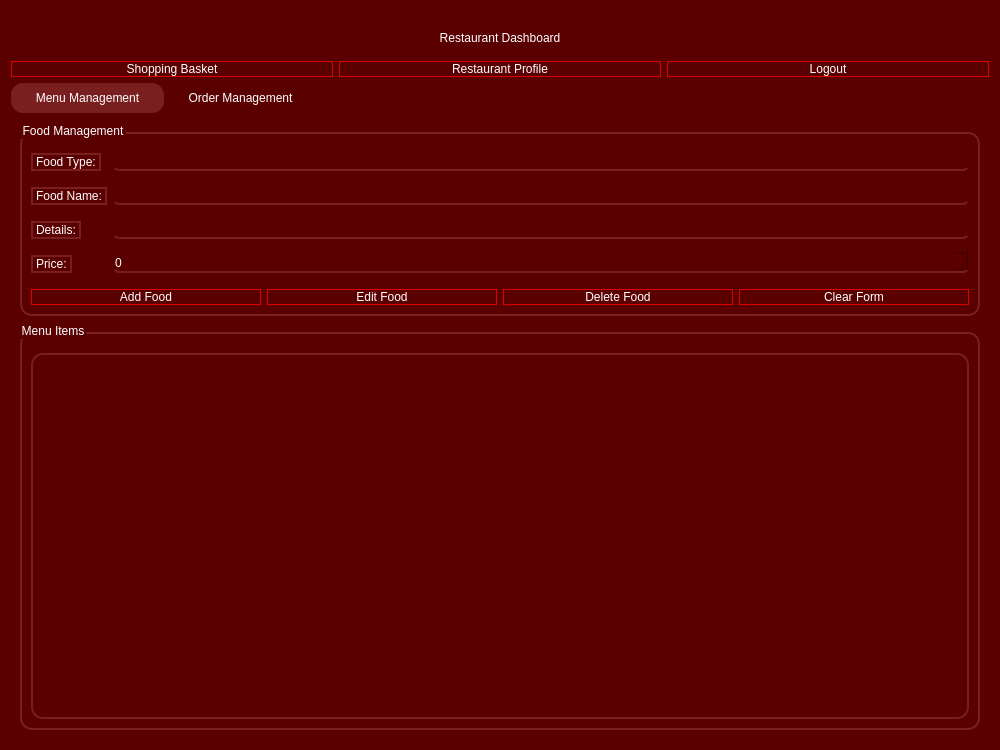
Qt form menu_restaurant.ui (ASHKAN3230/iut-food) before a commit.
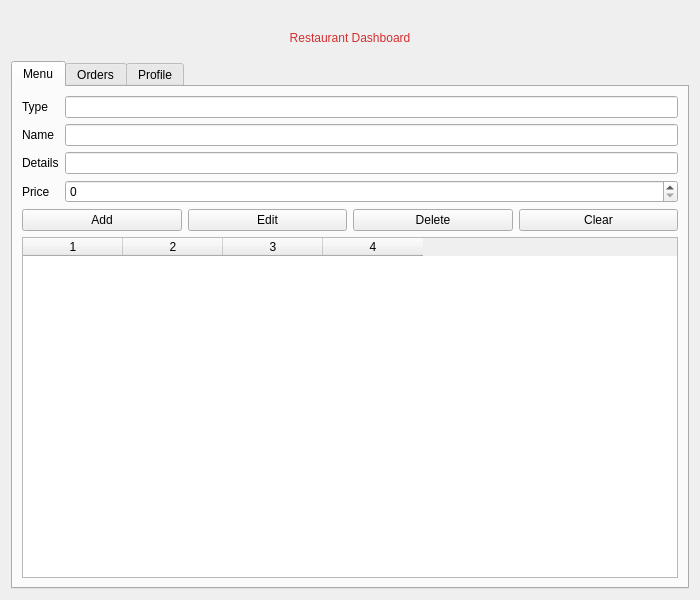
The same form after that commit.

Patch:
```diff
--- a/menu_restaurant.ui
+++ b/menu_restaurant.ui
@@ -6,21 +6,18 @@
    <rect>
     <x>0</x>
     <y>0</y>
-    <width>1000</width>
-    <height>750</height>
+    <width>700</width>
+    <height>600</height>
    </rect>
   </property>
   <property name="windowTitle">
    <string>Restaurant Dashboard</string>
   </property>
-  <property name="styleSheet">
-   <string notr="true">background-color: #5a0000;</string>
-  </property>
   <layout class="QVBoxLayout" name="mainLayout">
    <item>
     <widget class="QLabel" name="titleLabel">
      <property name="styleSheet">
-      <string notr="true">font: bold 24pt 'Segoe UI'; color: #fff; margin: 20px 0 10px 0;</string>
+      <string notr="true">font: bold 22pt 'Segoe UI'; color: #d32f2f; margin: 20px 0 10px 0;</string>
      </property>
      <property name="text">
       <string>Restaurant Dashboard</string>
@@ -31,206 +28,59 @@
     </widget>
    </item>
    <item>
-    <layout class="QHBoxLayout" name="navLayout">
-     <item>
-      <widget class="QPushButton" name="shopping_basket_button">
-       <property name="toolTip">
-        <string>View shopping basket</string>
-       </property>
-       <property name="styleSheet">
-        <string notr="true">background-color: rgba(0,0,0,0);
-border: none;
-color: rgb(255, 255, 255);
-font: 700 12pt 'Segoe UI';
-border-bottom: 1px solid rgba(255,0,0,200);
-border-top: 1px solid rgba(255,0,0,200);
-border-left: 1px solid rgba(255,0,0,200);
-border-right: 1px solid rgba(255,0,0,200);</string>
-       </property>
-       <property name="text">
-        <string>Shopping Basket</string>
-       </property>
-      </widget>
-     </item>
-     <item>
-      <widget class="QPushButton" name="profile_button">
-       <property name="toolTip">
-        <string>View or edit restaurant profile</string>
-       </property>
-       <property name="styleSheet">
-        <string notr="true">background-color: rgba(0,0,0,0);
-border: none;
-color: rgb(255, 255, 255);
-font: 700 12pt 'Segoe UI';
-border-bottom: 1px solid rgba(255,0,0,200);
-border-top: 1px solid rgba(255,0,0,200);
-border-left: 1px solid rgba(255,0,0,200);
-border-right: 1px solid rgba(255,0,0,200);</string>
-       </property>
-       <property name="text">
-        <string>Restaurant Profile</string>
-       </property>
-      </widget>
-     </item>
-     <item>
-      <widget class="QPushButton" name="logout_button">
-       <property name="toolTip">
-        <string>Logout from dashboard</string>
-       </property>
-       <property name="styleSheet">
-        <string notr="true">background-color: rgba(0,0,0,0);
-border: none;
-color: rgb(255, 255, 255);
-font: 700 12pt 'Segoe UI';
-border-bottom: 1px solid rgba(255,0,0,200);
-border-top: 1px solid rgba(255,0,0,200);
-border-left: 1px solid rgba(255,0,0,200);
-border-right: 1px solid rgba(255,0,0,200);</string>
-       </property>
-       <property name="text">
-        <string>Logout</string>
-       </property>
-      </widget>
-     </item>
-    </layout>
+    <layout class="QHBoxLayout" name="navLayout"/>
    </item>
    <item>
     <widget class="QTabWidget" name="tabWidget">
-     <property name="styleSheet">
-      <string notr="true">
-QTabWidget::pane {
-    background: transparent;
-    border: none;
-}
-QTabBar::tab {
-    background: rgba(90,0,0,120);
-    color: #fff;
-    border-radius: 12px 12px 0 0;
-    padding: 8px 24px;
-    font: 700 12pt 'Segoe UI';
-}
-QTabBar::tab:selected {
-    background: #7a1f1f;
-    color: #fff;
-}
-QWidget#menuTab, QWidget#ordersTab {
-    background-color: rgba(90,0,0,120);
-    border-radius: 12px;
-}
-</string>
-     </property>
      <property name="currentIndex">
       <number>0</number>
      </property>
      <widget class="QWidget" name="menuTab">
-      <property name="styleSheet">
-       <string notr="true">background-color: rgba(90,0,0,120);
-border-radius: 12px;</string>
-      </property>
       <attribute name="title">
-       <string>Menu Management</string>
+       <string>Menu</string>
       </attribute>
       <layout class="QVBoxLayout" name="menuTabLayout">
        <item>
-        <widget class="QGroupBox" name="foodManagementGroup">
-         <property name="styleSheet">
-          <string notr="true">background-color: rgba(90,0,0,120);
-border: 2px solid #7a1f1f;
-border-radius: 12px;
-color: #fff;
-font: 700 14pt 'Segoe UI';
-margin-top: 10px;</string>
-         </property>
-         <property name="title">
-          <string>Food Management</string>
-         </property>
          <layout class="QFormLayout" name="foodFormLayout">
           <item row="0" column="0">
            <widget class="QLabel" name="foodTypeLabel">
-            <property name="styleSheet">
-             <string notr="true">color: #fff; font: 700 11pt 'Segoe UI';</string>
-            </property>
             <property name="text">
-             <string>Food Type:</string>
+            <string>Type</string>
             </property>
            </widget>
           </item>
           <item row="0" column="1">
-           <widget class="QLineEdit" name="foodTypeEdit">
-            <property name="styleSheet">
-             <string notr="true">background-color: rgba(90,0,0,120);
-border: none;
-border-bottom: 2px solid #7a1f1f;
-color: #fff;
-font: 700 11pt 'Segoe UI';
-border-radius: 6px;</string>
-            </property>
-           </widget>
+          <widget class="QLineEdit" name="foodTypeEdit"/>
           </item>
           <item row="1" column="0">
            <widget class="QLabel" name="foodNameLabel">
-            <property name="styleSheet">
-             <string notr="true">color: #fff; font: 700 11pt 'Segoe UI';</string>
-            </property>
             <property name="text">
-             <string>Food Name:</string>
+            <string>Name</string>
             </property>
            </widget>
           </item>
           <item row="1" column="1">
-           <widget class="QLineEdit" name="foodNameEdit">
-            <property name="styleSheet">
-             <string notr="true">background-color: rgba(90,0,0,120);
-border: none;
-border-bottom: 2px solid #7a1f1f;
-color: #fff;
-font: 700 11pt 'Segoe UI';
-border-radius: 6px;</string>
-            </property>
-           </widget>
+          <widget class="QLineEdit" name="foodNameEdit"/>
           </item>
           <item row="2" column="0">
            <widget class="QLabel" name="foodDetailsLabel">
-            <property name="styleSheet">
-             <string notr="true">color: #fff; font: 700 11pt 'Segoe UI';</string>
-            </property>
             <property name="text">
-             <string>Details:</string>
+            <string>Details</string>
             </property>
            </widget>
           </item>
           <item row="2" column="1">
-           <widget class="QLineEdit" name="foodDetailsEdit">
-            <property name="styleSheet">
-             <string notr="true">background-color: rgba(90,0,0,120);
-border: none;
-border-bottom: 2px solid #7a1f1f;
-color: #fff;
-font: 700 11pt 'Segoe UI';
-border-radius: 6px;</string>
-            </property>
-           </widget>
+          <widget class="QLineEdit" name="foodDetailsEdit"/>
           </item>
           <item row="3" column="0">
            <widget class="QLabel" name="priceLabel">
-            <property name="styleSheet">
-             <string notr="true">color: #fff; font: 700 11pt 'Segoe UI';</string>
-            </property>
             <property name="text">
-             <string>Price:</string>
+            <string>Price</string>
             </property>
            </widget>
           </item>
           <item row="3" column="1">
            <widget class="QSpinBox" name="priceSpinBox">
-            <property name="styleSheet">
-             <string notr="true">background-color: rgba(90,0,0,120);
-border: none;
-border-bottom: 2px solid #7a1f1f;
-color: #fff;
-font: 700 11pt 'Segoe UI';
-border-radius: 6px;</string>
-            </property>
             <property name="minimum">
              <number>0</number>
             </property>
@@ -243,236 +93,100 @@
            <layout class="QHBoxLayout" name="foodButtonLayout">
             <item>
              <widget class="QPushButton" name="addFoodButton">
-              <property name="toolTip">
-               <string>Add a new food item</string>
-              </property>
-              <property name="styleSheet">
-               <string notr="true">background-color: rgba(0,0,0,0);
-border: none;
-color: rgb(255, 255, 255);
-font: 700 12pt 'Segoe UI';
-border-bottom: 1px solid rgba(255,0,0,200);
-border-top: 1px solid rgba(255,0,0,200);
-border-left: 1px solid rgba(255,0,0,200);
-border-right: 1px solid rgba(255,0,0,200);</string>
-              </property>
               <property name="text">
-               <string>Add Food</string>
+              <string>Add</string>
               </property>
              </widget>
             </item>
             <item>
              <widget class="QPushButton" name="editFoodButton">
-              <property name="toolTip">
-               <string>Edit selected food item</string>
-              </property>
-              <property name="styleSheet">
-               <string notr="true">background-color: rgba(0,0,0,0);
-border: none;
-color: rgb(255, 255, 255);
-font: 700 12pt 'Segoe UI';
-border-bottom: 1px solid rgba(255,0,0,200);
-border-top: 1px solid rgba(255,0,0,200);
-border-left: 1px solid rgba(255,0,0,200);
-border-right: 1px solid rgba(255,0,0,200);</string>
-              </property>
               <property name="text">
-               <string>Edit Food</string>
+              <string>Edit</string>
               </property>
              </widget>
             </item>
             <item>
              <widget class="QPushButton" name="deleteFoodButton">
-              <property name="toolTip">
-               <string>Delete selected food item</string>
-              </property>
-              <property name="styleSheet">
-               <string notr="true">background-color: rgba(0,0,0,0);
-border: none;
-color: rgb(255, 255, 255);
-font: 700 12pt 'Segoe UI';
-border-bottom: 1px solid rgba(255,0,0,200);
-border-top: 1px solid rgba(255,0,0,200);
-border-left: 1px solid rgba(255,0,0,200);
-border-right: 1px solid rgba(255,0,0,200);</string>
-              </property>
               <property name="text">
-               <string>Delete Food</string>
+              <string>Delete</string>
               </property>
              </widget>
             </item>
             <item>
              <widget class="QPushButton" name="clearFormButton">
-              <property name="toolTip">
-               <string>Clear all input fields</string>
-              </property>
-              <property name="styleSheet">
-               <string notr="true">background-color: rgba(0,0,0,0);
-border: none;
-color: rgb(255, 255, 255);
-font: 700 12pt 'Segoe UI';
-border-bottom: 1px solid rgba(255,0,0,200);
-border-top: 1px solid rgba(255,0,0,200);
-border-left: 1px solid rgba(255,0,0,200);
-border-right: 1px solid rgba(255,0,0,200);</string>
-              </property>
               <property name="text">
-               <string>Clear Form</string>
+              <string>Clear</string>
               </property>
              </widget>
             </item>
            </layout>
           </item>
          </layout>
-        </widget>
        </item>
-       <item>
-        <widget class="QGroupBox" name="menuDisplayGroup">
-         <property name="styleSheet">
-          <string notr="true">background-color: rgba(90,0,0,120);
-border: 2px solid #7a1f1f;
-border-radius: 12px;
-color: #fff;
-font: 700 14pt 'Segoe UI';
-margin-top: 10px;</string>
-         </property>
-         <property name="title">
-          <string>Menu Items</string>
-         </property>
-         <layout class="QVBoxLayout" name="menuTableLayout">
           <item>
            <widget class="QTableWidget" name="menuTableWidget">
-            <property name="styleSheet">
-             <string notr="true">
-QTableWidget {
-    background-color: rgba(90,0,0,120);
-    border: 2px solid #7a1f1f;
-    border-radius: 12px;
-    color: #fff;
-    font: 11pt 'Segoe UI';
-    selection-background-color: #7a1f1f;
-    selection-color: #fff;
-    gridline-color: #7a1f1f;
-    alternate-background-color: rgba(90,0,0,80);
-}
-QHeaderView::section {
-    background-color: #7a1f1f;
-    color: #fff;
-    font: 700 11pt 'Segoe UI';
-    border: none;
-    border-radius: 0;
-    padding: 6px;
-}
-QTableCornerButton::section {
-    background-color: #7a1f1f;
-    border: none;
-}
-QScrollBar:vertical, QScrollBar:horizontal {
-    background: rgba(90,0,0,80);
-}
-</string>
-            </property>
-           </widget>
-          </item>
-         </layout>
+         <property name="rowCount">
+          <number>0</number>
+         </property>
+         <property name="columnCount">
+          <number>4</number>
+         </property>
+         <property name="horizontalHeaderLabels" stdset="0">
+          <stringlist>
+           <string>Type</string>
+           <string>Name</string>
+           <string>Details</string>
+           <string>Price</string>
+          </stringlist>
+         </property>
+         <column/>
+         <column/>
+         <column/>
+         <column/>
         </widget>
        </item>
       </layout>
      </widget>
      <widget class="QWidget" name="ordersTab">
-      <property name="styleSheet">
-       <string notr="true">background-color: rgba(90,0,0,120);
-border-radius: 12px;</string>
-      </property>
       <attribute name="title">
-       <string>Order Management</string>
+       <string>Orders</string>
       </attribute>
       <layout class="QVBoxLayout" name="ordersTabLayout">
        <item>
-        <widget class="QGroupBox" name="orderManagementGroup">
-         <property name="styleSheet">
-          <string notr="true">background-color: rgba(90,0,0,120);
-border: 2px solid #7a1f1f;
-border-radius: 12px;
-color: #fff;
-font: 700 14pt 'Segoe UI';
-margin-top: 10px;</string>
-         </property>
-         <property name="title">
-          <string>Incoming Orders</string>
-         </property>
-         <layout class="QVBoxLayout" name="ordersTableLayout">
-          <item>
            <widget class="QTableWidget" name="ordersTableWidget">
-            <property name="styleSheet">
-             <string notr="true">
-QTableWidget {
-    background-color: rgba(90,0,0,120);
-    border: 2px solid #7a1f1f;
-    border-radius: 12px;
-    color: #fff;
-    font: 11pt 'Segoe UI';
-    selection-background-color: #7a1f1f;
-    selection-color: #fff;
-    gridline-color: #7a1f1f;
-    alternate-background-color: rgba(90,0,0,80);
-}
-QHeaderView::section {
-    background-color: #7a1f1f;
-    color: #fff;
-    font: 700 11pt 'Segoe UI';
-    border: none;
-    border-radius: 0;
-    padding: 6px;
-}
-QTableCornerButton::section {
-    background-color: #7a1f1f;
-    border: none;
-}
-QScrollBar:vertical, QScrollBar:horizontal {
-    background: rgba(90,0,0,80);
-}
-</string>
-            </property>
+         <property name="rowCount">
+          <number>0</number>
+         </property>
+         <property name="columnCount">
+          <number>5</number>
+         </property>
+         <property name="horizontalHeaderLabels" stdset="0">
+          <stringlist>
+           <string>ID</string>
+           <string>Customer</string>
+           <string>Total Price</string>
+           <string>Status</string>
+           <string>Date</string>
+          </stringlist>
+         </property>
+         <column/>
+         <column/>
+         <column/>
+         <column/>
+         <column/>
            </widget>
           </item>
           <item>
            <layout class="QHBoxLayout" name="ordersButtonLayout">
             <item>
              <widget class="QPushButton" name="refreshOrdersButton">
-              <property name="toolTip">
-               <string>Reload the list of orders</string>
-              </property>
-              <property name="styleSheet">
-               <string notr="true">background-color: rgba(0,0,0,0);
-border: none;
-color: rgb(255, 255, 255);
-font: 700 12pt 'Segoe UI';
-border-bottom: 1px solid rgba(255,0,0,200);
-border-top: 1px solid rgba(255,0,0,200);
-border-left: 1px solid rgba(255,0,0,200);
-border-right: 1px solid rgba(255,0,0,200);</string>
-              </property>
               <property name="text">
-               <string>Refresh Orders</string>
+            <string>Refresh</string>
               </property>
              </widget>
             </item>
             <item>
              <widget class="QPushButton" name="updateStatusButton">
-              <property name="toolTip">
-               <string>Update the status of the selected order</string>
-              </property>
-              <property name="styleSheet">
-               <string notr="true">background-color: rgba(0,0,0,0);
-border: none;
-color: rgb(255, 255, 255);
-font: 700 12pt 'Segoe UI';
-border-bottom: 1px solid rgba(255,0,0,200);
-border-top: 1px solid rgba(255,0,0,200);
-border-left: 1px solid rgba(255,0,0,200);
-border-right: 1px solid rgba(255,0,0,200);</string>
-              </property>
               <property name="text">
                <string>Update Status</string>
               </property>
@@ -481,6 +195,57 @@
            </layout>
           </item>
          </layout>
+     </widget>
+     <widget class="QWidget" name="profileTab">
+      <attribute name="title">
+       <string>Profile</string>
+      </attribute>
+      <layout class="QFormLayout" name="profileFormLayout">
+       <item row="0" column="0">
+        <widget class="QLabel" name="restaurantNameLabel">
+         <property name="text">
+          <string>Name</string>
+         </property>
+        </widget>
+       </item>
+       <item row="0" column="1">
+        <widget class="QLineEdit" name="restaurantNameEdit"/>
+       </item>
+       <item row="1" column="0">
+        <widget class="QLabel" name="restaurantTypeLabel">
+         <property name="text">
+          <string>Type</string>
+         </property>
+        </widget>
+       </item>
+       <item row="1" column="1">
+        <widget class="QLineEdit" name="restaurantTypeEdit"/>
+       </item>
+       <item row="2" column="0">
+        <widget class="QLabel" name="restaurantAddressLabel">
+         <property name="text">
+          <string>Address</string>
+         </property>
+        </widget>
+       </item>
+       <item row="2" column="1">
+        <widget class="QLineEdit" name="restaurantAddressEdit"/>
+       </item>
+       <item row="3" column="0">
+        <widget class="QLabel" name="restaurantDescLabel">
+         <property name="text">
+          <string>Description</string>
+         </property>
+        </widget>
+       </item>
+       <item row="3" column="1">
+        <widget class="QLineEdit" name="restaurantDescEdit"/>
+       </item>
+       <item row="4" column="0" colspan="2">
+        <widget class="QPushButton" name="saveProfileButton">
+         <property name="text">
+          <string>Save</string>
+         </property>
         </widget>
        </item>
       </layout>
```
Lines whose indentation alone changed are shown as unchanged.
